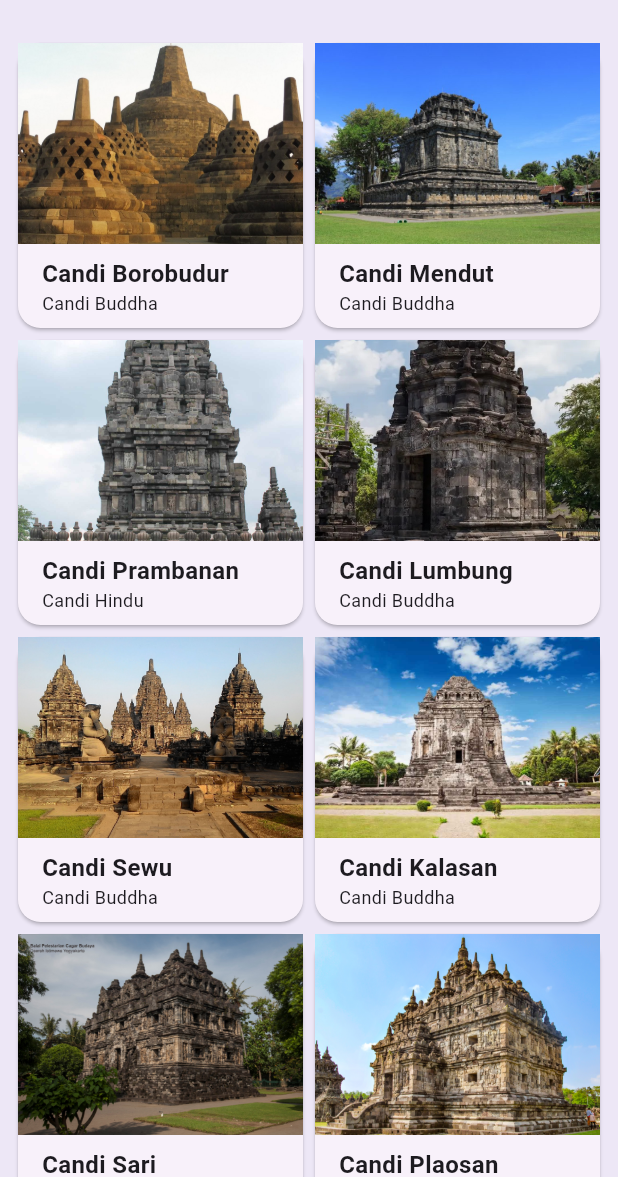
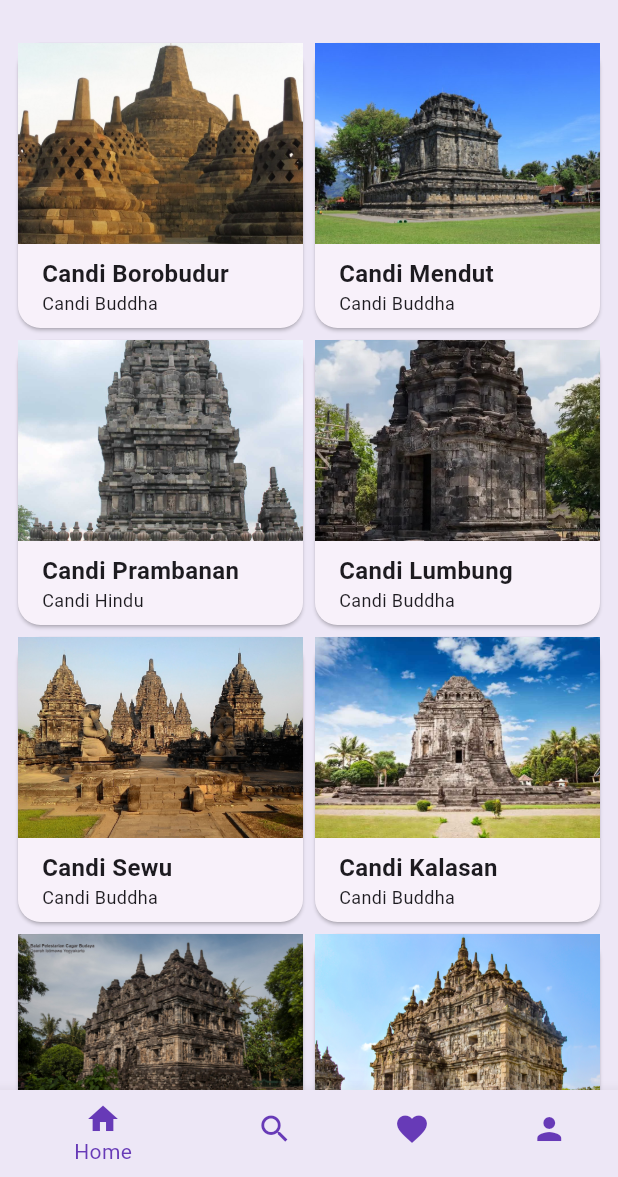
Before and after one commit to serenitydevina/11_wisataCandi_Serenity, a Flutter app: the screen it shows after launch, on a phone screen of 412 x 824 dp, the part 59-1236 px from its top. Run offline on Flutter 3.47's test engine with Material 3 defaults, Android fonts, the phone set to English and light mode, and no system bars.

Commit message:
13 November 2024 (navigasi dan routing)

```diff
--- a/wisata_candi/lib/main.dart
+++ b/wisata_candi/lib/main.dart
@@ -1,12 +1,15 @@
 import 'package:flutter/material.dart';
+import 'package:wisata_candi/screens/favorite_screen.dart';
 import 'package:wisata_candi/screens/home_screen.dart';
-// import 'package:wisata_candi/screens/search_screen.dart';
-// import 'package:wisata_candi/data/candi_data.dart';
-// import 'package:wisata_candi/screens/profile_screen.dart';
-// import 'package:wisata_candi/screens/sign_in_screen.dart';
-// import 'package:wisata_candi/screens/sign_up_screen.dart';
-// import 'screens/detail_screen.dart';
-// import 'screens/profile_screen.dart';
+import 'package:wisata_candi/screens/search_screen.dart';
+import 'package:wisata_candi/screens/home_screen.dart';
+import 'package:wisata_candi/screens/search_screen.dart';
+import 'package:wisata_candi/data/candi_data.dart';
+import 'package:wisata_candi/screens/profile_screen.dart';
+import 'package:wisata_candi/screens/sign_in_screen.dart';
+import 'package:wisata_candi/screens/sign_up_screen.dart';
+import 'screens/detail_screen.dart';
+import 'screens/profile_screen.dart';
 
 void main() {
   runApp(const MainApp());
@@ -42,7 +45,68 @@ class MainApp extends StatelessWidget {
       // SignInScreen(),
       // SignUpScreen(),
       // SearchScreen(),
-      HomeScreen(),
+      // HomeScreen(),
+      MainScreen(),
     );
   }
 }
+
+class MainScreen extends StatefulWidget {
+  const MainScreen({super.key});
+
+  @override
+  State<MainScreen> createState() => _MainScreenState();
+}
+
+class _MainScreenState extends State<MainScreen> {
+    //TODO: 1. Deklarasikan variabel
+    int _currentIndex = 0;
+    final List<Widget> _children = [
+      HomeScreen(),
+      SearchScreen(),
+      FavoriteScreen(),
+      ProfileScreen(),
+    ];
+  @override
+  Widget build(BuildContext context) {
+    return Scaffold(
+      //TODO: 2. Buat properti body berupa widget yang ditampilkan
+      body: _children[_currentIndex],
+      //TODO: 3. Buat properti bottomNavigationBar dengan nilai Theme
+      bottomNavigationBar: Theme(
+        //TODO: 4. Buat data dan child dari Theme
+        data: Theme.of(context).copyWith(canvasColor: Colors.deepPurple[50],),
+        child:BottomNavigationBar(
+          currentIndex: _currentIndex,
+          onTap: (index){
+            setState(() {
+              _currentIndex = index;
+            });
+          },
+          items: [
+            BottomNavigationBarItem(
+              icon: Icon(Icons.home,color: Colors.deepPurple,
+              ),
+              label: 'Home',
+            ),
+            BottomNavigationBarItem(
+              icon: Icon(Icons.search,color: Colors.deepPurple,),
+              label: 'Search',
+            ),
+            BottomNavigationBarItem(
+              icon: Icon(Icons.favorite,color: Colors.deepPurple,),
+              label: 'Favorite',
+            ),
+            BottomNavigationBarItem(
+              icon: Icon(Icons.person,color: Colors.deepPurple,),
+              label: 'Profile',
+            ),
+          ],
+          selectedItemColor: Colors.deepPurple,
+          unselectedItemColor: Colors.deepPurple[100],
+          showSelectedLabels: true,
+          ) ,
+        ),
+    );
+  }
+}
--- /dev/null
+++ b/wisata_candi/lib/screens/favorite_screen.dart
@@ -0,0 +1,15 @@
+import 'package:flutter/material.dart';
+
+class FavoriteScreen extends StatefulWidget {
+  const FavoriteScreen({super.key});
+
+  @override
+  State<FavoriteScreen> createState() => _FavoriteScreenState();
+}
+
+class _FavoriteScreenState extends State<FavoriteScreen> {
+  @override
+  Widget build(BuildContext context) {
+    return const Placeholder();
+  }
+}
```
